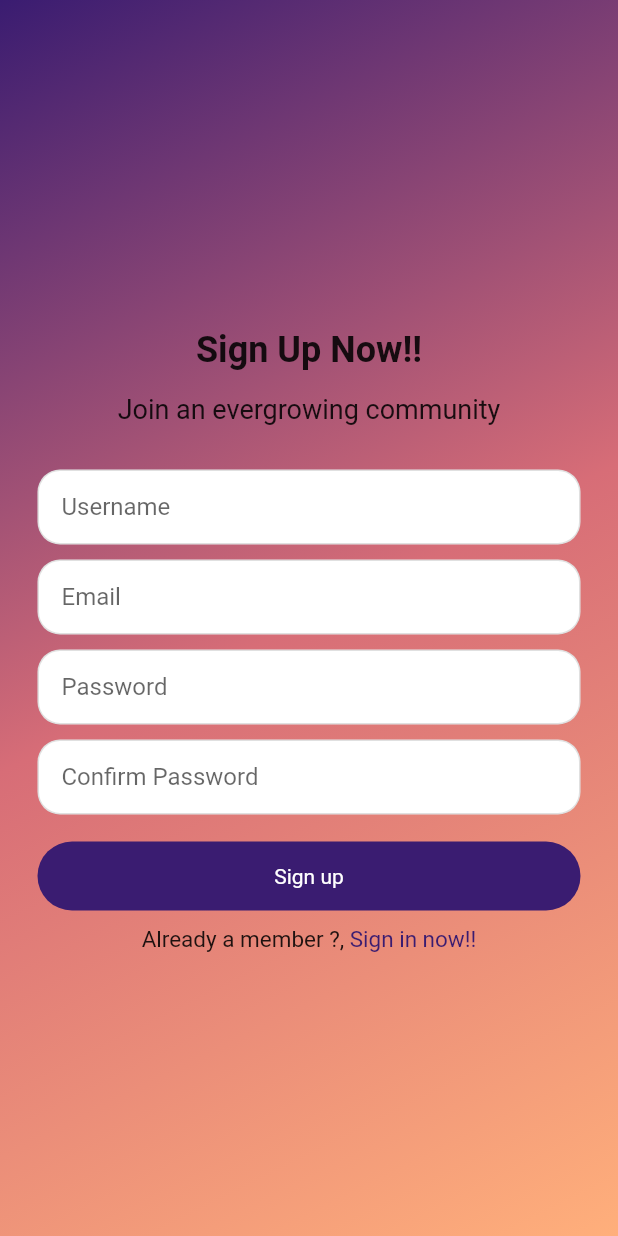
After one commit to 777leed/Login-UI-Flutter-x-Firebase, a Flutter app: the screen it shows after launch, after a tap on "Be one now!!", on a phone screen of 412 x 824 dp. The commit adds this screen. Run offline on Flutter 3.47's test engine with Material 2 defaults, Android fonts, the phone set to English and light mode, and no system bars; our stand-ins replace firebase_auth, firebase_core, google_fonts; accounts and stored records are empty; Roboto replaces fonts that are missing (Cairo).

Commit message:
added sign up form

```diff
--- /dev/null
+++ b/lib/auth_page.dart
@@ -0,0 +1,28 @@
+import 'package:flutter/material.dart';
+import 'package:project_tsdrt/loginUi.dart';
+import 'package:project_tsdrt/signupUi.dart';
+
+class authpage extends StatefulWidget {
+  const authpage({super.key});
+
+  @override
+  State<authpage> createState() => _authpageState();
+}
+
+class _authpageState extends State<authpage> {
+  bool showloginPage = true;
+  void toggleScreens() {
+    setState(() {
+      showloginPage = !showloginPage;
+    });
+  }
+
+  @override
+  Widget build(BuildContext context) {
+    if (showloginPage) {
+      return loginUi(showsignupPage: toggleScreens);
+    } else {
+      return signupUi(showloginPage: toggleScreens);
+    }
+  }
+}
--- a/lib/loginUi.dart
+++ b/lib/loginUi.dart
@@ -2,8 +2,12 @@ import 'package:firebase_auth/firebase_auth.dart';
 import 'package:flutter/material.dart';
 import 'package:flutter/services.dart';
 import 'package:google_fonts/google_fonts.dart';
+import 'package:project_tsdrt/signupUi.dart';
 
 class loginUi extends StatefulWidget {
+  final VoidCallback showsignupPage;
+  const loginUi({super.key, required this.showsignupPage});
+
   @override
   State<loginUi> createState() => _loginUiState();
 }
@@ -133,8 +137,12 @@ class _loginUiState extends State<loginUi> {
                   children: [
                     Text("Still not a member ?, ",
                         style: GoogleFonts.cairo(fontSize: 15)),
-                    Text("Be one now!!",
-                        style: GoogleFonts.cairo(fontSize: 15, color: clrs[0]))
+                    GestureDetector(
+                      onTap: widget.showsignupPage,
+                      child: Text("Be one now!!",
+                          style:
+                              GoogleFonts.cairo(fontSize: 15, color: clrs[0])),
+                    ),
                   ],
                 )
               ],
--- a/lib/main.dart
+++ b/lib/main.dart
@@ -1,6 +1,5 @@
 import 'package:flutter/material.dart';
 import 'package:firebase_core/firebase_core.dart';
-import 'package:project_tsdrt/loginUi.dart';
 import 'package:project_tsdrt/main_page.dart';
 
 Future<void> main() async {
--- a/lib/main_page.dart
+++ b/lib/main_page.dart
@@ -1,5 +1,6 @@
 import 'package:firebase_auth/firebase_auth.dart';
 import 'package:flutter/material.dart';
+import 'package:project_tsdrt/auth_page.dart';
 import 'package:project_tsdrt/loginUi.dart';
 
 import 'home_page.dart';
@@ -16,7 +17,7 @@ class mainPage extends StatelessWidget {
               if (snapshot.hasData) {
                 return HomePage();
               } else {
-                return loginUi();
+                return authpage();
               }
             }));
   }
--- /dev/null
+++ b/lib/signupUi.dart
@@ -0,0 +1,188 @@
+import 'package:firebase_auth/firebase_auth.dart';
+import 'package:flutter/material.dart';
+import 'package:google_fonts/google_fonts.dart';
+import 'package:project_tsdrt/main_page.dart';
+
+class signupUi extends StatefulWidget {
+  final VoidCallback showloginPage;
+  const signupUi({super.key, required this.showloginPage});
+
+  @override
+  State<signupUi> createState() => _signupUiState();
+}
+
+class _signupUiState extends State<signupUi> {
+  final _emailController = TextEditingController();
+  final _passwordController = TextEditingController();
+  @override
+  void dispose() {
+    _emailController.dispose();
+    _passwordController.dispose();
+    super.dispose();
+  }
+
+  Future signUp() async {
+    await FirebaseAuth.instance.createUserWithEmailAndPassword(
+        email: _emailController.text.trim(),
+        password: _passwordController.text.trim());
+  }
+
+  @override
+  Widget build(BuildContext context) {
+    const List<Color> clrs = [
+      Color(0xFFF3A1C71),
+      Color(0xFFFD76D77),
+      Color(0xFFFFFAF7B)
+    ];
+    return Scaffold(
+      backgroundColor: Colors.white,
+      body: SafeArea(
+        child: Container(
+          decoration: BoxDecoration(
+              gradient: LinearGradient(
+                  colors: clrs,
+                  begin: Alignment.topLeft,
+                  end: Alignment.bottomRight)),
+          child: Center(
+            child: SingleChildScrollView(
+              child: Column(
+                mainAxisAlignment: MainAxisAlignment.center,
+                children: [
+                  SizedBox(
+                    height: 30,
+                  ),
+                  //text for signing up
+                  Text(
+                    "Sign Up Now!!",
+                    style: TextStyle(
+                        color: Colors.black87,
+                        fontWeight: FontWeight.bold,
+                        fontSize: 24),
+                  ),
+                  SizedBox(
+                    height: 15,
+                  ),
+                  Text(
+                    "Join an evergrowing community",
+                    style: TextStyle(
+                        color: Colors.black87,
+                        fontWeight: FontWeight.w400,
+                        fontSize: 18),
+                  ),
+                  SizedBox(
+                    height: 30,
+                  ),
+                  //textfield for username
+                  Padding(
+                    padding: const EdgeInsets.symmetric(horizontal: 25),
+                    child: Container(
+                        padding: EdgeInsets.symmetric(horizontal: 15),
+                        decoration: BoxDecoration(
+                            border: Border.all(color: Colors.black12),
+                            borderRadius: BorderRadius.circular(15),
+                            color: Colors.white),
+                        child: TextField(
+                          decoration: InputDecoration(
+                              border: InputBorder.none, hintText: "Username"),
+                        )),
+                  ),
+                  SizedBox(
+                    height: 10,
+                  ),
+
+                  //textfield for email
+                  Padding(
+                      padding: const EdgeInsets.symmetric(horizontal: 25),
+                      child: Container(
+                          padding: EdgeInsets.symmetric(horizontal: 15),
+                          decoration: BoxDecoration(
+                              border: Border.all(color: Colors.black12),
+                              borderRadius: BorderRadius.circular(15),
+                              color: Colors.white),
+                          child: TextField(
+                            controller: _emailController,
+                            decoration: InputDecoration(
+                                border: InputBorder.none, hintText: "Email"),
+                          ))),
+                  SizedBox(
+                    height: 10,
+                  ),
+                  //textfield for password
+                  Padding(
+                    padding: const EdgeInsets.symmetric(horizontal: 25),
+                    child: Container(
+                        padding: EdgeInsets.symmetric(horizontal: 15),
+                        decoration: BoxDecoration(
+                            border: Border.all(color: Colors.black12),
+                            borderRadius: BorderRadius.circular(15),
+                            color: Colors.white),
+                        child: TextField(
+                          controller: _passwordController,
+                          decoration: InputDecoration(
+                              border: InputBorder.none, hintText: "Password"),
+                          obscureText: true,
+                        )),
+                  ),
+                  SizedBox(
+                    height: 10,
+                  ),
+                  //textfiled for repassowrd
+                  Padding(
+                    padding: const EdgeInsets.symmetric(horizontal: 25),
+                    child: Container(
+                        padding: EdgeInsets.symmetric(horizontal: 15),
+                        decoration: BoxDecoration(
+                            border: Border.all(color: Colors.black12),
+                            borderRadius: BorderRadius.circular(15),
+                            color: Colors.white),
+                        child: TextField(
+                          decoration: InputDecoration(
+                              border: InputBorder.none,
+                              hintText: "Confirm Password"),
+                          obscureText: true,
+                        )),
+                  ),
+                  SizedBox(height: 18),
+                  //button for signing up
+                  GestureDetector(
+                    onTap: signUp,
+                    child: Padding(
+                      padding: const EdgeInsets.symmetric(horizontal: 25),
+                      child: Container(
+                          decoration: BoxDecoration(
+                              color: clrs[0],
+                              borderRadius: BorderRadius.circular(25)),
+                          child: Padding(
+                            padding: const EdgeInsets.all(15),
+                            child: Center(
+                                child: Text(
+                              "Sign up",
+                              style: TextStyle(color: Colors.white),
+                            )),
+                          )),
+                    ),
+                  ),
+
+                  //text for reseting password
+                  SizedBox(
+                    height: 10,
+                  ),
+                  Row(mainAxisAlignment: MainAxisAlignment.center, children: [
+                    Text("Already a member ?, ",
+                        style: GoogleFonts.cairo(fontSize: 15)),
+                    GestureDetector(
+                      onTap: widget.showloginPage,
+                      child: Text("Sign in now!!",
+                          style:
+                              GoogleFonts.cairo(fontSize: 15, color: clrs[0])),
+                    ),
+                  ]),
+                ],
+              ),
+            ),
+          ),
+        ),
+      ),
+    );
+  }
+}
```
